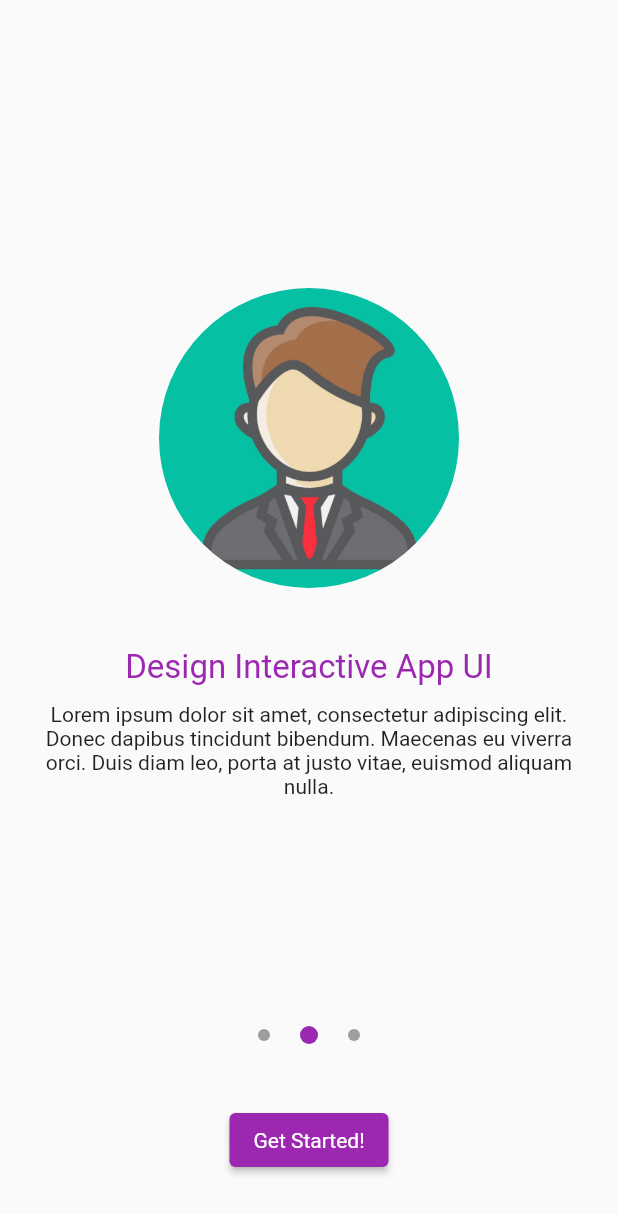
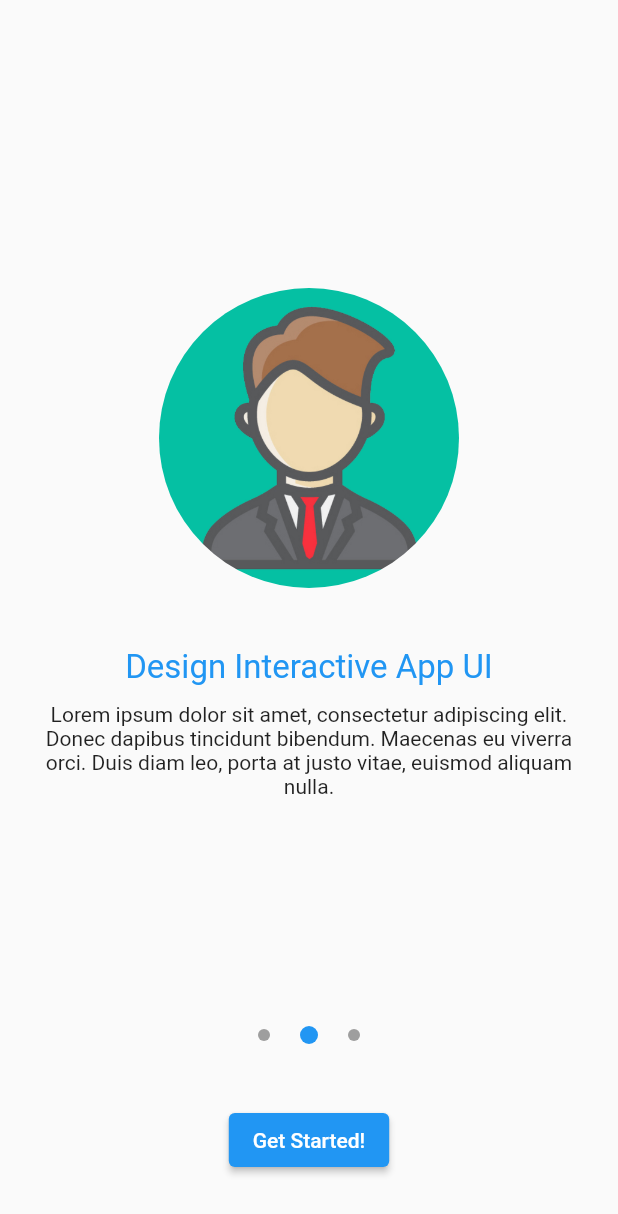
Before and after one commit to juanbacan/flutter-skeletonapp, a Flutter app: the screen it shows after launch, on a phone screen of 412 x 824 dp. Shown: the top 1214 px of the screen. Run offline on Flutter 3.47's test engine with Material 2 defaults, Android fonts, the phone set to English and light mode, and no system bars; our stand-ins replace shared_preferences.

Commit message:
User Provider dark mode

```diff
--- a/lib/main.dart
+++ b/lib/main.dart
@@ -30,22 +30,23 @@ class MyApp extends StatelessWidget {
     return MaterialApp(
       title: 'Skeleton App',
       debugShowCheckedModeBanner: false,
-      theme: ThemeData(
-        primaryColor: Colors.purple,
-        // primarySwatch: Colors.blue,
-        elevatedButtonTheme: ElevatedButtonThemeData(
-          style: ElevatedButton.styleFrom(
-            primary: Colors.purple,
-            textStyle: const TextStyle(color: Colors.white),
-          )
-        ),
-        textTheme: const TextTheme(
-          headline1: TextStyle(
-            fontSize: 30,
-            fontWeight: FontWeight.w900,
-          ),
-        )
-      ),
+      theme: Provider.of<UserProvider>(context).currentTheme,
+      // theme: ThemeData(
+      //   primaryColor: Colors.purple,
+      //   // primarySwatch: Colors.blue,
+      //   elevatedButtonTheme: ElevatedButtonThemeData(
+      //     style: ElevatedButton.styleFrom(
+      //       primary: Colors.purple,
+      //       textStyle: const TextStyle(color: Colors.white),
+      //     )
+      //   ),
+      //   textTheme: const TextTheme(
+      //     headline1: TextStyle(
+      //       fontSize: 30,
+      //       fontWeight: FontWeight.w900,
+      //     ),
+      //   )
+      // ),
       // home: Preferences.welcome ? const WelcomeScreen() : const LoginScreen(),
       home: Preferences.welcome ? const WelcomeScreen() : const HomeScreen(),
       routes: {
```
Also changed, not shown: lib/screens/settings_screen.dart (+29 -7 lines).
